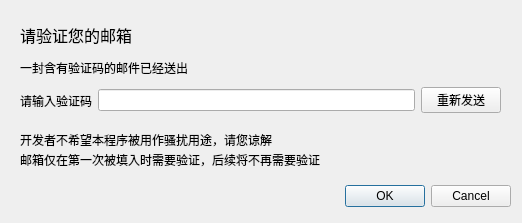
Cinea4678/Tongji-AutoGetScore, file ui/verifyMail.ui: the form before one commit.
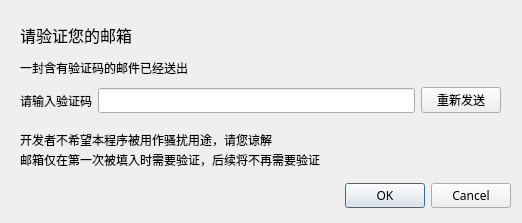
The form after the commit.

The edit to the form file:
```diff
--- a/ui/verifyMail.ui
+++ b/ui/verifyMail.ui
@@ -10,6 +10,11 @@
     <height>223</height>
    </rect>
   </property>
+  <property name="font">
+   <font>
+    <family>微软雅黑</family>
+   </font>
+  </property>
   <property name="windowTitle">
    <string>Dialog</string>
   </property>
```
